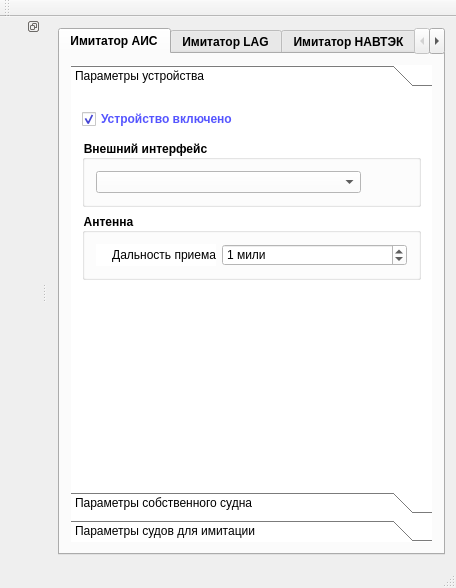
Above: Emulator/mainwindow.ui from breton75/R-Card before the change. Below: the same form after it.
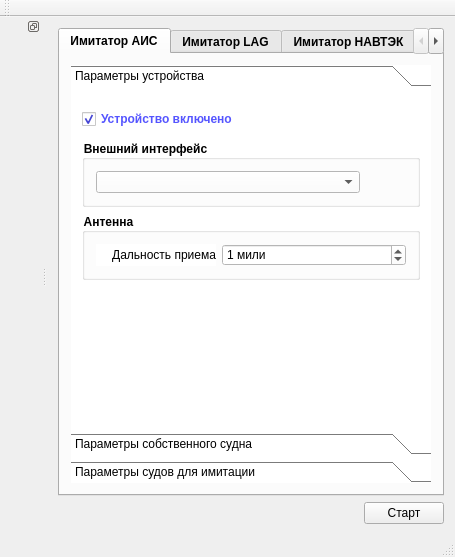
That is the form after the change. Icons and pictures are not drawn.

Patch:
```diff
--- a/Emulator/mainwindow.ui
+++ b/Emulator/mainwindow.ui
@@ -6,17 +6,25 @@
    <rect>
     <x>0</x>
     <y>0</y>
-    <width>456</width>
-    <height>588</height>
+    <width>455</width>
+    <height>557</height>
    </rect>
   </property>
   <property name="windowTitle">
    <string>MainWindow</string>
   </property>
   <widget class="QWidget" name="centralWidget">
+   <layout class="QHBoxLayout" name="horizontalLayout_3">
+    <item>
    <layout class="QVBoxLayout" name="verticalLayout">
     <item>
      <widget class="QTabWidget" name="tabWidget">
+        <property name="sizePolicy">
+         <sizepolicy hsizetype="Preferred" vsizetype="Expanding">
+          <horstretch>0</horstretch>
+          <verstretch>0</verstretch>
+         </sizepolicy>
+        </property>
       <property name="font">
        <font>
         <weight>75</weight>
@@ -43,6 +51,14 @@
            <number>0</number>
           </property>
           <widget class="QWidget" name="page">
+             <property name="geometry">
+              <rect>
+               <x>0</x>
+               <y>0</y>
+               <width>347</width>
+               <height>328</height>
+              </rect>
+             </property>
            <attribute name="label">
             <string>Параметры устройства</string>
            </attribute>
@@ -1100,6 +1116,32 @@
       </widget>
      </widget>
     </item>
+      <item>
+       <layout class="QHBoxLayout" name="horizontalLayout_2">
+        <item>
+         <spacer name="horizontalSpacer_3">
+          <property name="orientation">
+           <enum>Qt::Horizontal</enum>
+          </property>
+          <property name="sizeHint" stdset="0">
+           <size>
+            <width>40</width>
+            <height>20</height>
+           </size>
+          </property>
+         </spacer>
+        </item>
+        <item>
+         <widget class="QPushButton" name="bnCycle">
+          <property name="text">
+           <string>Старт</string>
+          </property>
+         </widget>
+        </item>
+       </layout>
+      </item>
+     </layout>
+    </item>
    </layout>
   </widget>
   <widget class="QMenuBar" name="menuBar">
@@ -1122,6 +1164,12 @@
   </widget>
   <widget class="QStatusBar" name="statusBar"/>
   <widget class="QDockWidget" name="dockWidget">
+   <property name="sizePolicy">
+    <sizepolicy hsizetype="Expanding" vsizetype="Expanding">
+     <horstretch>0</horstretch>
+     <verstretch>0</verstretch>
+    </sizepolicy>
+   </property>
    <property name="floating">
     <bool>true</bool>
    </property>
```
Left out of the diff: 10 changed lines with no effect on the pictures. Lines whose indentation alone changed are shown as unchanged.
